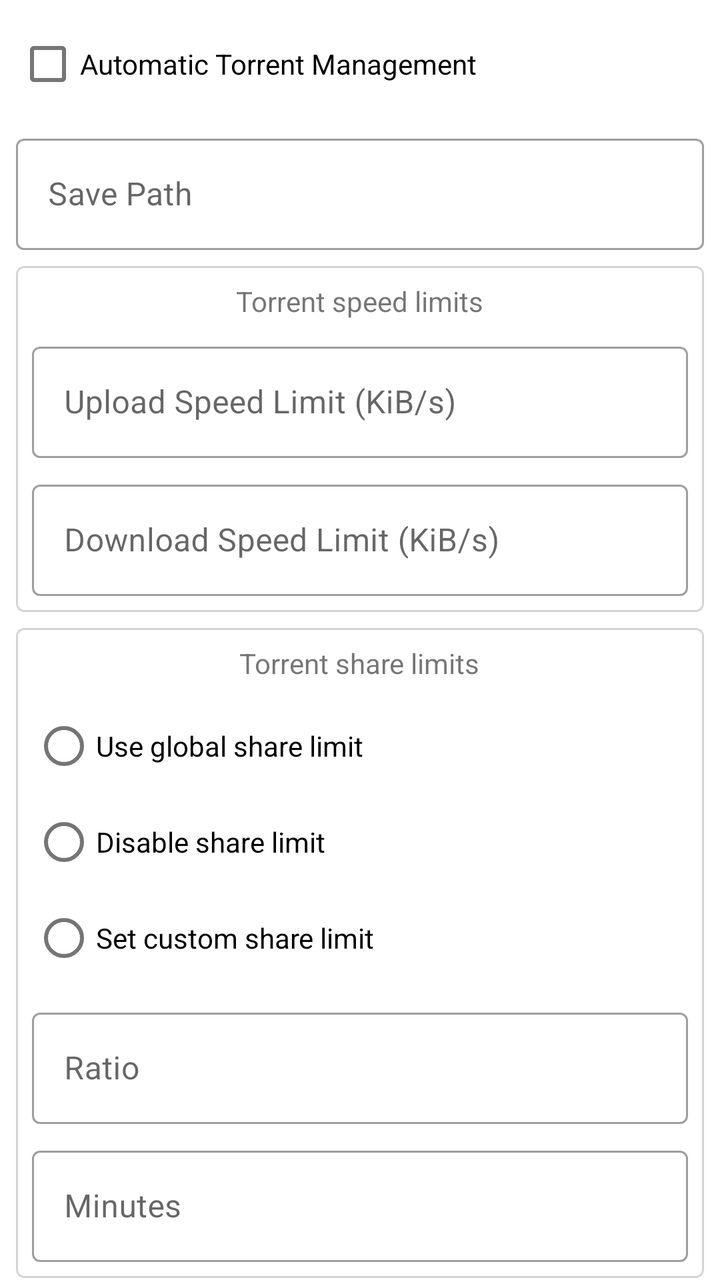
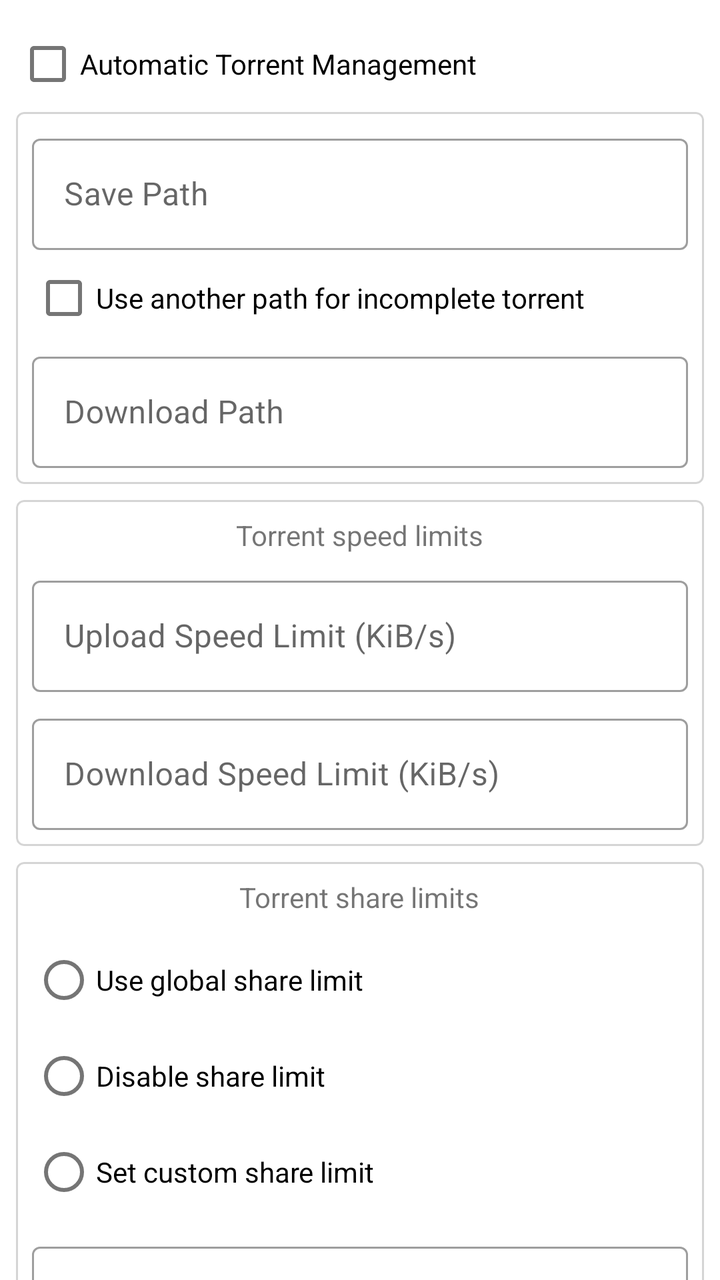

Before-and-after screenshots of an Android layout around one commit, followed by the original layout XML and the change that was made.
<!-- AndroidManifest.xml: application theme AppTheme -->
<!-- res/layout/dialog_torrent_options.xml -->
<?xml version="1.0" encoding="utf-8"?>
<ScrollView xmlns:android="http://schemas.android.com/apk/res/android"
    xmlns:app="http://schemas.android.com/apk/res-auto"
    android:layout_width="match_parent"
    android:layout_height="match_parent"
    android:scrollbars="none">

    <LinearLayout
        android:layout_width="match_parent"
        android:layout_height="wrap_content"
        android:orientation="vertical"
        android:padding="8dp">

        <com.google.android.material.checkbox.MaterialCheckBox
            android:id="@+id/checkbox_auto_tmm"
            android:layout_width="match_parent"
            android:layout_height="wrap_content"
            android:text="@string/torrent_auto_tmm" />

        <com.google.android.material.textfield.TextInputLayout
            android:id="@+id/input_layout_save_path"
            style="@style/Widget.MaterialComponents.TextInputLayout.OutlinedBox"
            android:layout_width="match_parent"
            android:layout_height="wrap_content"
            android:layout_marginTop="8dp">

            <com.google.android.material.textfield.TextInputEditText
                android:layout_width="match_parent"
                android:layout_height="wrap_content"
                android:hint="@string/torrent_add_save_path"
                android:inputType="text" />

        </com.google.android.material.textfield.TextInputLayout>

        <com.google.android.material.card.MaterialCardView
            android:layout_width="match_parent"
            android:layout_height="wrap_content"
            android:layout_marginTop="8dp"
            app:cardElevation="0dp"
            app:strokeColor="@color/card_border"
            app:strokeWidth="1dp">

            <LinearLayout
                android:layout_width="match_parent"
                android:layout_height="wrap_content"
                android:orientation="vertical"
                android:padding="8dp">

                <TextView
                    android:layout_width="wrap_content"
                    android:layout_height="wrap_content"
                    android:layout_gravity="center_horizontal"
                    android:text="@string/torrent_option_speed_limit" />

                <com.google.android.material.textfield.TextInputLayout
                    android:id="@+id/input_layout_up_speed_limit"
                    style="@style/Widget.MaterialComponents.TextInputLayout.OutlinedBox"
                    android:layout_width="match_parent"
                    android:layout_height="wrap_content"
                    android:layout_marginTop="8dp">

                    <com.google.android.material.textfield.TextInputEditText
                        android:layout_width="match_parent"
                        android:layout_height="wrap_content"
                        android:hint="@string/torrent_upspeed_limit"
                        android:inputType="numberSigned" />

                </com.google.android.material.textfield.TextInputLayout>

                <com.google.android.material.textfield.TextInputLayout
                    android:id="@+id/input_layout_dl_speed_limit"
                    style="@style/Widget.MaterialComponents.TextInputLayout.OutlinedBox"
                    android:layout_width="match_parent"
                    android:layout_height="wrap_content"
                    android:layout_marginTop="8dp">

                    <com.google.android.material.textfield.TextInputEditText
                        android:layout_width="match_parent"
                        android:layout_height="wrap_content"
                        android:hint="@string/torrent_dlspeed_limit"
                        android:inputType="numberSigned" />

                </com.google.android.material.textfield.TextInputLayout>

            </LinearLayout>

        </com.google.android.material.card.MaterialCardView>

        <com.google.android.material.card.MaterialCardView
            android:layout_width="match_parent"
            android:layout_height="wrap_content"
            android:layout_marginTop="8dp"
            app:cardElevation="0dp"
            app:strokeColor="@color/card_border"
            app:strokeWidth="1dp">

            <LinearLayout
                android:layout_width="match_parent"
                android:layout_height="wrap_content"
                android:orientation="vertical"
                android:padding="8dp">

                <TextView
                    android:layout_width="wrap_content"
                    android:layout_height="wrap_content"
                    android:layout_gravity="center_horizontal"
                    android:text="@string/torrent_option_share_limit" />

                <RadioGroup
                    android:id="@+id/radio_group_limit"
                    android:layout_width="match_parent"
                    android:layout_height="wrap_content"
                    android:layout_marginTop="8dp">

                    <RadioButton
                        android:id="@+id/radio_limit_global"
                        android:layout_width="match_parent"
                        android:layout_height="wrap_content"
                        android:text="@string/torrent_share_limit_global" />

                    <RadioButton
                        android:id="@+id/radio_limit_disable"
                        android:layout_width="match_parent"
                        android:layout_height="wrap_content"
                        android:text="@string/torrent_share_limit_disable" />

                    <RadioButton
                        android:id="@+id/radio_limit_custom"
                        android:layout_width="match_parent"
                        android:layout_height="wrap_content"
                        android:text="@string/torrent_share_limit_custom" />

                </RadioGroup>

                <com.google.android.material.textfield.TextInputLayout
                    android:id="@+id/input_layout_ratio"
                    style="@style/Widget.MaterialComponents.TextInputLayout.OutlinedBox"
                    android:layout_width="match_parent"
                    android:layout_height="wrap_content"
                    android:layout_marginTop="8dp"
                    android:hint="@string/torrent_share_limit_hint_ratio">

                    <com.google.android.material.textfield.TextInputEditText
                        android:layout_width="match_parent"
                        android:layout_height="wrap_content"
                        android:inputType="numberDecimal" />

                </com.google.android.material.textfield.TextInputLayout>

                <com.google.android.material.textfield.TextInputLayout
                    android:id="@+id/input_layout_time"
                    style="@style/Widget.MaterialComponents.TextInputLayout.OutlinedBox"
                    android:layout_width="match_parent"
                    android:layout_height="wrap_content"
                    android:layout_marginTop="8dp"
                    android:hint="@string/torrent_share_limit_hint_time">

                    <com.google.android.material.textfield.TextInputEditText
                        android:layout_width="match_parent"
                        android:layout_height="wrap_content"
                        android:inputType="number" />

                </com.google.android.material.textfield.TextInputLayout>

            </LinearLayout>

        </com.google.android.material.card.MaterialCardView>

        <com.google.android.material.checkbox.MaterialCheckBox
            android:id="@+id/checkbox_prioritize_first_last_pieces"
            android:layout_width="match_parent"
            android:layout_height="wrap_content"
            android:text="@string/torrent_add_prioritize_first_last_piece" />

        <com.google.android.material.checkbox.MaterialCheckBox
            android:id="@+id/checkbox_sequential_download"
            android:layout_width="match_parent"
            android:layout_height="wrap_content"
            android:text="@string/torrent_add_sequential_download" />

    </LinearLayout>

</ScrollView>
<!-- resources referenced by this layout -->
<resources>
  <color name="card_border">@color/gray</color>
  <string name="torrent_add_prioritize_first_last_piece">Download first and last pieces first</string>
  <string name="torrent_add_save_path">Save Path</string>
  <string name="torrent_add_sequential_download">Download in sequential order</string>
  <string name="torrent_auto_tmm">Automatic Torrent Management</string>
  <string name="torrent_dlspeed_limit">Download Speed Limit (KiB/s)</string>
  <string name="torrent_option_share_limit">Torrent share limits</string>
  <string name="torrent_option_speed_limit">Torrent speed limits</string>
  <string name="torrent_share_limit_custom">Set custom share limit</string>
  <string name="torrent_share_limit_disable">Disable share limit</string>
  <string name="torrent_share_limit_global">Use global share limit</string>
  <string name="torrent_share_limit_hint_ratio">Ratio</string>
  <string name="torrent_share_limit_hint_time">Minutes</string>
  <string name="torrent_upspeed_limit">Upload Speed Limit (KiB/s)</string>
  <style name="AppTheme" parent="Theme.MaterialComponents.DayNight.NoActionBar">
          <item name="colorPrimary">@color/color_primary</item>
          <item name="colorPrimaryDark">@color/color_primary_dark</item>
          <item name="colorPrimaryVariant">@color/color_primary_variant</item>
          <item name="colorOnPrimary">@color/color_on_primary</item>
  
          <item name="colorSecondary">@color/color_secondary</item>
          <item name="colorSecondaryVariant">@color/color_secondary_variant</item>
          <item name="colorOnSecondary">@color/color_on_secondary</item>
  
          <item name="windowActionModeOverlay">true</item>
          <item name="actionBarTheme">@style/AppTheme.ToolbarOverlay</item>
  
          <item name="android:textAlignment">viewStart</item>
  
          <item name="snackbarTextViewStyle">@style/AppTheme.SnackbarTextViewStyle</item>
      </style>
  <color name="gray">#D5D5D5</color>
  <color name="color_primary">#03A9F4</color>
  <color name="color_primary_dark">#007AC1</color>
  <color name="color_primary_variant">#007AC1</color>
  <color name="color_on_primary">#FFFFFF</color>
  <color name="color_secondary">#FFB300</color>
  <color name="color_secondary_variant">#C68400</color>
  <color name="color_on_secondary">#000000</color>
  <style name="AppTheme.ToolbarOverlay" parent="ThemeOverlay.MaterialComponents.Dark.ActionBar" />
  <style name="AppTheme.SnackbarTextViewStyle" parent="Widget.MaterialComponents.Snackbar.TextView">
          <item name="android:maxLines">15</item>
      </style>
</resources>

<!-- the commit's change to res/layout/dialog_torrent_options.xml (unified diff, before → after) -->
@@ -17,25 +17,9 @@
             android:layout_height="wrap_content"
             android:text="@string/torrent_auto_tmm" />
 
-        <com.google.android.material.textfield.TextInputLayout
-            android:id="@+id/input_layout_save_path"
-            style="@style/Widget.MaterialComponents.TextInputLayout.OutlinedBox"
-            android:layout_width="match_parent"
-            android:layout_height="wrap_content"
-            android:layout_marginTop="8dp">
-
-            <com.google.android.material.textfield.TextInputEditText
-                android:layout_width="match_parent"
-                android:layout_height="wrap_content"
-                android:hint="@string/torrent_add_save_path"
-                android:inputType="text" />
-
-        </com.google.android.material.textfield.TextInputLayout>
-
         <com.google.android.material.card.MaterialCardView
             android:layout_width="match_parent"
             android:layout_height="wrap_content"
-            android:layout_marginTop="8dp"
             app:cardElevation="0dp"
             app:strokeColor="@color/card_border"
             app:strokeWidth="1dp">
@@ -46,39 +30,37 @@
                 android:orientation="vertical"
                 android:padding="8dp">
 
-                <TextView
-                    android:layout_width="wrap_content"
-                    android:layout_height="wrap_content"
-                    android:layout_gravity="center_horizontal"
-                    android:text="@string/torrent_option_speed_limit" />
-
-                <com.google.android.material.textfield.TextInputLayout
-                    android:id="@+id/input_layout_up_speed_limit"
-                    style="@style/Widget.MaterialComponents.TextInputLayout.OutlinedBox"
-                    android:layout_width="match_parent"
-                    android:layout_height="wrap_content"
-                    android:layout_marginTop="8dp">
-
-                    <com.google.android.material.textfield.TextInputEditText
-                        android:layout_width="match_parent"
-                        android:layout_height="wrap_content"
-                        android:hint="@string/torrent_upspeed_limit"
-                        android:inputType="numberSigned" />
-
-                </com.google.android.material.textfield.TextInputLayout>
-
-                <com.google.android.material.textfield.TextInputLayout
-                    android:id="@+id/input_layout_dl_speed_limit"
-                    style="@style/Widget.MaterialComponents.TextInputLayout.OutlinedBox"
-                    android:layout_width="match_parent"
-                    android:layout_height="wrap_content"
-                    android:layout_marginTop="8dp">
-
-                    <com.google.android.material.textfield.TextInputEditText
-                        android:layout_width="match_parent"
-                        android:layout_height="wrap_content"
-                        android:hint="@string/torrent_dlspeed_limit"
-                        android:inputType="numberSigned" />
+                <com.google.android.material.textfield.TextInputLayout
+                    android:id="@+id/input_layout_save_path"
+                    style="@style/Widget.MaterialComponents.TextInputLayout.OutlinedBox"
+                    android:layout_width="match_parent"
+                    android:layout_height="wrap_content">
+
+                    <com.google.android.material.textfield.TextInputEditText
+                        android:layout_width="match_parent"
+                        android:layout_height="wrap_content"
+                        android:hint="@string/torrent_add_save_path"
+                        android:inputType="text" />
+
+                </com.google.android.material.textfield.TextInputLayout>
+
+                <com.google.android.material.checkbox.MaterialCheckBox
+                    android:id="@+id/checkbox_download_path"
+                    android:layout_width="match_parent"
+                    android:layout_height="wrap_content"
+                    android:text="@string/torrent_option_download_path_enable"/>
+
+                <com.google.android.material.textfield.TextInputLayout
+                    android:id="@+id/input_layout_download_path"
+                    style="@style/Widget.MaterialComponents.TextInputLayout.OutlinedBox"
+                    android:layout_width="match_parent"
+                    android:layout_height="wrap_content">
+
+                    <com.google.android.material.textfield.TextInputEditText
+                        android:layout_width="match_parent"
+                        android:layout_height="wrap_content"
+                        android:hint="@string/torrent_option_download_path"
+                        android:inputType="text" />
 
                 </com.google.android.material.textfield.TextInputLayout>
 
@@ -104,6 +86,60 @@
                     android:layout_width="wrap_content"
                     android:layout_height="wrap_content"
                     android:layout_gravity="center_horizontal"
+                    android:text="@string/torrent_option_speed_limit" />
+
+                <com.google.android.material.textfield.TextInputLayout
+                    android:id="@+id/input_layout_up_speed_limit"
+                    style="@style/Widget.MaterialComponents.TextInputLayout.OutlinedBox"
+                    android:layout_width="match_parent"
+                    android:layout_height="wrap_content"
+                    android:layout_marginTop="8dp">
+
+                    <com.google.android.material.textfield.TextInputEditText
+                        android:layout_width="match_parent"
+                        android:layout_height="wrap_content"
+                        android:hint="@string/torrent_upspeed_limit"
+                        android:inputType="numberSigned" />
+
+                </com.google.android.material.textfield.TextInputLayout>
+
+                <com.google.android.material.textfield.TextInputLayout
+                    android:id="@+id/input_layout_dl_speed_limit"
+                    style="@style/Widget.MaterialComponents.TextInputLayout.OutlinedBox"
+                    android:layout_width="match_parent"
+                    android:layout_height="wrap_content"
+                    android:layout_marginTop="8dp">
+
+                    <com.google.android.material.textfield.TextInputEditText
+                        android:layout_width="match_parent"
+                        android:layout_height="wrap_content"
+                        android:hint="@string/torrent_dlspeed_limit"
+                        android:inputType="numberSigned" />
+
+                </com.google.android.material.textfield.TextInputLayout>
+
+            </LinearLayout>
+
+        </com.google.android.material.card.MaterialCardView>
+
+        <com.google.android.material.card.MaterialCardView
+            android:layout_width="match_parent"
+            android:layout_height="wrap_content"
+            android:layout_marginTop="8dp"
+            app:cardElevation="0dp"
+            app:strokeColor="@color/card_border"
+            app:strokeWidth="1dp">
+
+            <LinearLayout
+                android:layout_width="match_parent"
+                android:layout_height="wrap_content"
+                android:orientation="vertical"
+                android:padding="8dp">
+
+                <TextView
+                    android:layout_width="wrap_content"
+                    android:layout_height="wrap_content"
+                    android:layout_gravity="center_horizontal"
                     android:text="@string/torrent_option_share_limit" />
 
                 <RadioGroup
<!-- resource entries referenced after the edit -->
@@ -6,6 +6,8 @@
   <string name="torrent_add_sequential_download">Download in sequential order</string>
   <string name="torrent_auto_tmm">Automatic Torrent Management</string>
   <string name="torrent_dlspeed_limit">Download Speed Limit (KiB/s)</string>
+  <string name="torrent_option_download_path">Download Path</string>
+  <string name="torrent_option_download_path_enable">Use another path for incomplete torrent</string>
   <string name="torrent_option_share_limit">Torrent share limits</string>
   <string name="torrent_option_speed_limit">Torrent speed limits</string>
   <string name="torrent_share_limit_custom">Set custom share limit</string>
